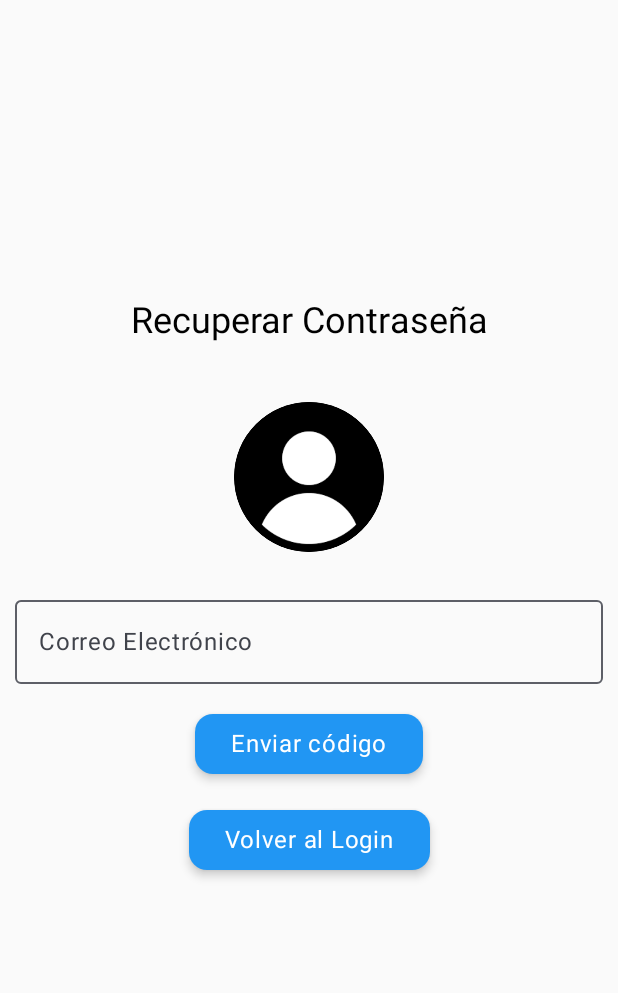
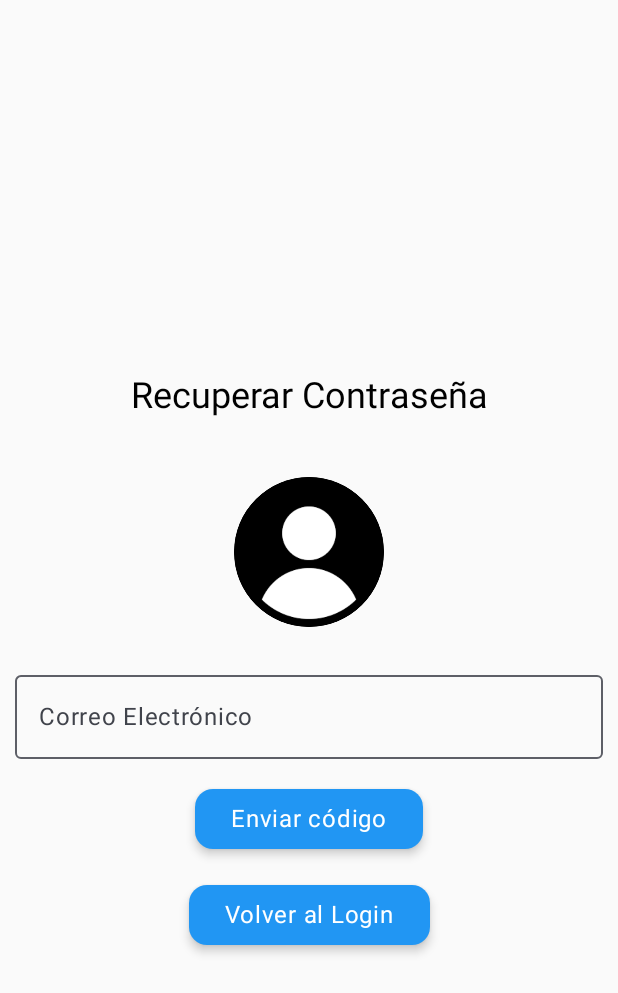
Before and after one commit to davz7/Demo, an Android app built with Jetpack Compose: the forgot_password screen opened through its navigation route, on a phone screen of 412 x 824 dp. Shown: the top 993 px of the screen. Run offline under Robolectric (Android 15) with nearby library versions, the phone set to English and light mode, and no system bars.

Commit message:
Modificacion de estilo a la screen de RecuperarContrasena

```diff
--- a/app/src/main/java/mx/edu/utez/demo/ui/screens/RecuperarContrasena.kt
+++ b/app/src/main/java/mx/edu/utez/demo/ui/screens/RecuperarContrasena.kt
@@ -25,7 +25,7 @@ fun RecuperarContrasena(viewModel: RecuperarContrasenaViewModel, navController:
     Column(
         modifier = Modifier
             .fillMaxSize()
-            .padding(top =200.dp, start = 10.dp, end = 10.dp),
+            .padding(top =250.dp, start = 10.dp, end = 10.dp),
         horizontalAlignment = Alignment.CenterHorizontally,
 
     ) {
```
